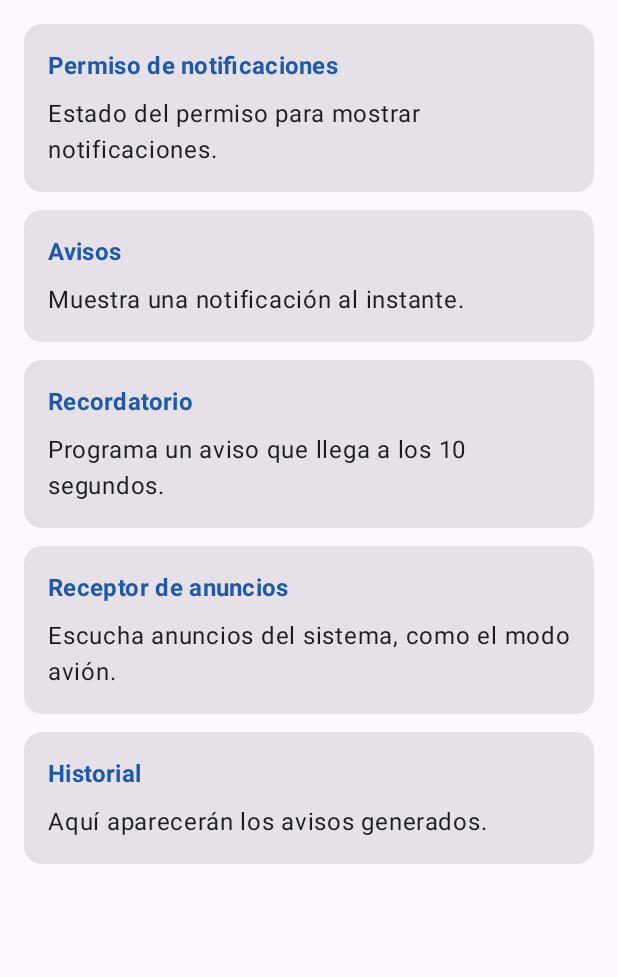
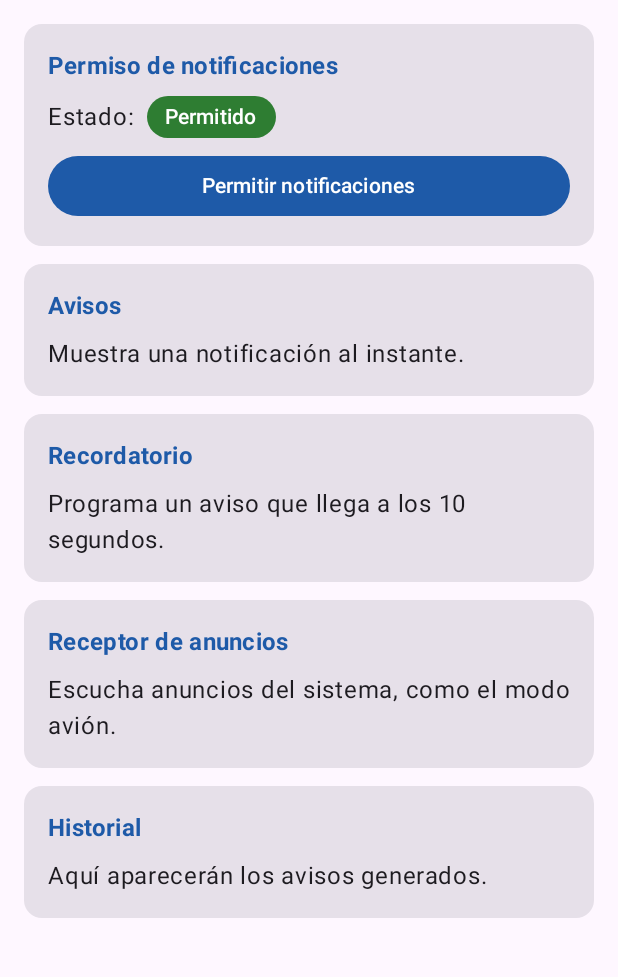
Before and after one commit to kiaraalburqueque-stack/Laboratorio15AvisosCampus, an Android app built with Jetpack Compose: the screen it shows after launch (MainActivity), on a phone screen of 412 x 824 dp, the part 96-1073 px from its top. Run offline under Robolectric (Android 15) with nearby library versions, the phone set to English and light mode, and no system bars.

Commit message:
feat(permiso): pide POST_NOTIFICATIONS y muestra su estado

```diff
--- a/app/src/main/AndroidManifest.xml
+++ b/app/src/main/AndroidManifest.xml
@@ -1,5 +1,7 @@
 <?xml version="1.0" encoding="utf-8"?>
 <manifest xmlns:android="http://schemas.android.com/apk/res/android">
+
+    <uses-permission android:name="android.permission.POST_NOTIFICATIONS" />
 
     <application
         android:name=".AvisosApp"
--- a/app/src/main/java/com/alburqueque/avisocampus/notificacion/Notificador.kt
+++ b/app/src/main/java/com/alburqueque/avisocampus/notificacion/Notificador.kt
@@ -2,8 +2,11 @@ package com.alburqueque.avisocampus.notificacion
 
 import android.app.NotificationChannel
 import android.app.NotificationManager
+import android.Manifest
 import android.content.Context
+import android.content.pm.PackageManager
 import android.os.Build
+import androidx.core.content.ContextCompat
 
 /** Todo lo que toca el sistema de notificaciones vive aquí, nunca en el ViewModel. */
 object Notificador {
@@ -17,4 +20,12 @@ object Notificador {
             manager.createNotificationChannel(canal)
         }
     }
+
+    /** Antes de Android 13 no hace falta pedir permiso: se considera concedido. */
+    fun tienePermiso(context: Context): Boolean {
+        if (Build.VERSION.SDK_INT < Build.VERSION_CODES.TIRAMISU) return true
+        return ContextCompat.checkSelfPermission(
+            context, Manifest.permission.POST_NOTIFICATIONS
+        ) == PackageManager.PERMISSION_GRANTED
+    }
 }
--- a/app/src/main/java/com/alburqueque/avisocampus/ui/PantallaAvisos.kt
+++ b/app/src/main/java/com/alburqueque/avisocampus/ui/PantallaAvisos.kt
@@ -1,29 +1,60 @@
 package com.alburqueque.avisocampus.ui
 
+import android.Manifest
+import android.os.Build
+import androidx.activity.compose.rememberLauncherForActivityResult
+import androidx.activity.result.contract.ActivityResultContracts
 import androidx.compose.foundation.layout.Arrangement
 import androidx.compose.foundation.layout.Column
 import androidx.compose.foundation.layout.ColumnScope
+import androidx.compose.foundation.layout.Row
 import androidx.compose.foundation.layout.fillMaxSize
 import androidx.compose.foundation.layout.fillMaxWidth
 import androidx.compose.foundation.layout.padding
 import androidx.compose.foundation.rememberScrollState
+import androidx.compose.foundation.shape.RoundedCornerShape
 import androidx.compose.foundation.verticalScroll
+import androidx.compose.material3.Button
 import androidx.compose.material3.Card
 import androidx.compose.material3.ExperimentalMaterial3Api
 import androidx.compose.material3.MaterialTheme
 import androidx.compose.material3.Scaffold
+import androidx.compose.material3.Surface
 import androidx.compose.material3.Text
 import androidx.compose.material3.TopAppBar
 import androidx.compose.material3.TopAppBarDefaults
 import androidx.compose.runtime.Composable
+import androidx.compose.runtime.LaunchedEffect
+import androidx.compose.runtime.collectAsState
+import androidx.compose.runtime.getValue
+import androidx.compose.ui.Alignment
 import androidx.compose.ui.Modifier
+import androidx.compose.ui.graphics.Color
+import androidx.compose.ui.platform.LocalContext
 import androidx.compose.ui.text.font.FontWeight
 import androidx.compose.ui.unit.dp
+import com.alburqueque.avisocampus.model.PermisoUi
+import com.alburqueque.avisocampus.notificacion.Notificador
 import com.alburqueque.avisocampus.viewmodel.AvisosViewModel
 
 @OptIn(ExperimentalMaterial3Api::class)
 @Composable
 fun PantallaAvisos(vm: AvisosViewModel) {
+    val contexto = LocalContext.current
+    val permiso by vm.permiso.collectAsState()
+
+    // Cuadro de permiso que dibuja Android: su respuesta va al ViewModel
+    val lanzador = rememberLauncherForActivityResult(
+        ActivityResultContracts.RequestPermission()
+    ) { concedido ->
+        vm.permisoRespondido(concedido)
+    }
+
+    // Al iniciar: si el permiso ya estaba concedido, se lo decimos al ViewModel
+    LaunchedEffect(Unit) {
+        if (Notificador.tienePermiso(contexto)) vm.permisoRespondido(true)
+    }
+
     Scaffold(
         topBar = {
             TopAppBar(
@@ -44,7 +75,23 @@ fun PantallaAvisos(vm: AvisosViewModel) {
             verticalArrangement = Arrangement.spacedBy(12.dp)
         ) {
             Tarjeta("Permiso de notificaciones") {
-                Text("Estado del permiso para mostrar notificaciones.")
+                Row(
+                    verticalAlignment = Alignment.CenterVertically,
+                    horizontalArrangement = Arrangement.spacedBy(8.dp)
+                ) {
+                    Text("Estado:")
+                    EtiquetaPermiso(permiso)
+                }
+                Button(
+                    onClick = {
+                        if (Build.VERSION.SDK_INT >= Build.VERSION_CODES.TIRAMISU) {
+                            lanzador.launch(Manifest.permission.POST_NOTIFICATIONS)
+                        } else {
+                            vm.permisoRespondido(true) // antes de Android 13 no hay cuadro
+                        }
+                    },
+                    modifier = Modifier.fillMaxWidth()
+                ) { Text("Permitir notificaciones") }
             }
             Tarjeta("Avisos") {
                 Text("Muestra una notificación al instante.")
@@ -59,6 +106,23 @@ fun PantallaAvisos(vm: AvisosViewModel) {
                 Text("Aquí aparecerán los avisos generados.")
             }
         }
+    }
+}
+
+/** Etiqueta de color: Sin pedir (gris), Permitido (verde) o Denegado (rojo). */
+@Composable
+private fun EtiquetaPermiso(permiso: PermisoUi) {
+    val (texto, color) = when (permiso) {
+        PermisoUi.SinPedir -> "Sin pedir" to Color(0xFF6B7280)
+        PermisoUi.Concedido -> "Permitido" to Color(0xFF2E7D32)
+        PermisoUi.Denegado -> "Denegado" to Color(0xFFC62828)
+    }
+    Surface(color = color, contentColor = Color.White, shape = RoundedCornerShape(50)) {
+        Text(
+            text = texto,
+            style = MaterialTheme.typography.labelLarge,
+            modifier = Modifier.padding(horizontal = 12.dp, vertical = 4.dp)
+        )
     }
 }
 
--- a/app/src/main/java/com/alburqueque/avisocampus/viewmodel/AvisosViewModel.kt
+++ b/app/src/main/java/com/alburqueque/avisocampus/viewmodel/AvisosViewModel.kt
@@ -26,4 +26,9 @@ class AvisosViewModel(private val repo: AvisosRepository) : ViewModel() {
 
     private val _mensaje = MutableStateFlow<String?>(null)
     val mensaje: StateFlow<String?> = _mensaje.asStateFlow()
+
+    /** La pantalla avisa la respuesta del cuadro de permiso (o que ya estaba concedido). */
+    fun permisoRespondido(concedido: Boolean) {
+        _permiso.value = if (concedido) PermisoUi.Concedido else PermisoUi.Denegado
+    }
 }
```
